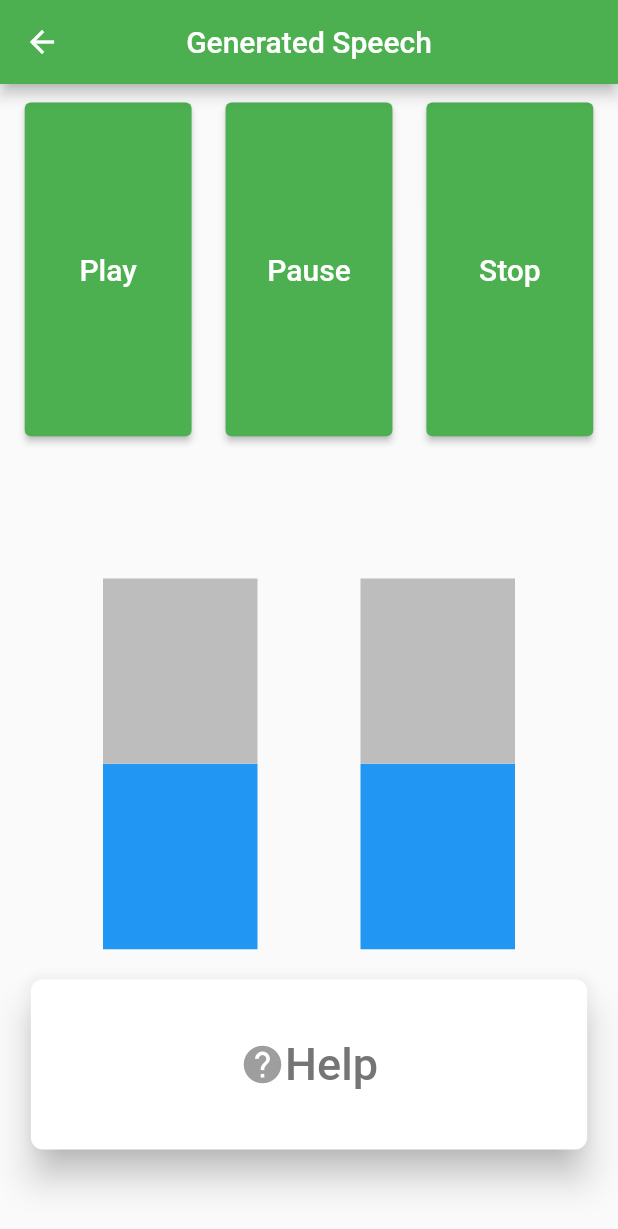
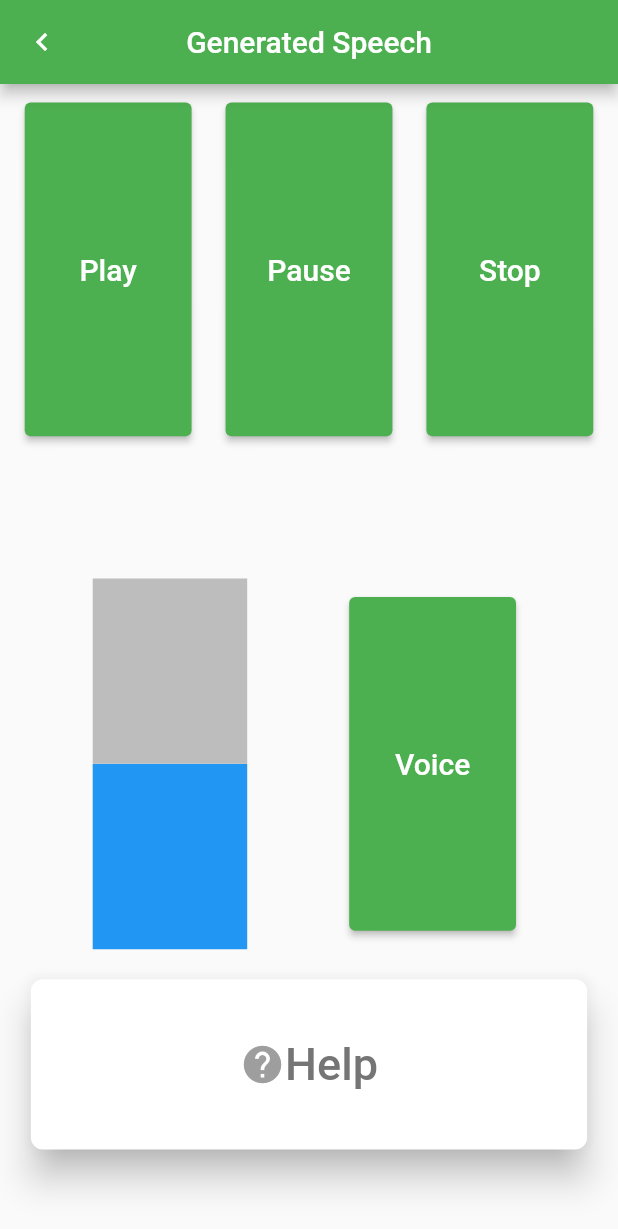
Before and after one commit to sujiv1204/design-project-ocr, a Flutter app: the screen it shows after launch, after a tap on "Repeat", on a phone screen of 412 x 824 dp. Shown: the top 1229 px of the screen. Run offline on Flutter 3.47's test engine with Material 2 defaults, Android fonts, the phone set to English and light mode, and no system bars; our stand-ins replace flutter_tts, image_picker; missing offline and left inert: flutter_vibrate, google_mlkit_text_recognition, tflite.

Commit message:
Changed pitch to voice

```diff
--- a/ocr_speech/lib/main.dart
+++ b/ocr_speech/lib/main.dart
@@ -45,6 +45,7 @@ class MyHomePage extends StatefulWidget {
 }
 
 class _MyHomePageState extends State<MyHomePage> with TickerProviderStateMixin {
+  bool ismale = true;
   bool _busy = false;
   FlutterTts ftts = FlutterTts();
   bool textScanning = false;
@@ -176,11 +177,15 @@ class _MyHomePageState extends State<MyHomePage> with TickerProviderStateMixin {
                                 shape: RoundedRectangleBorder(
                                     borderRadius: BorderRadius.circular(8.0)),
                               ),
-                              onPressed: () async {
+                              onPressed: () {
                                 Vibration("Medium");
-
+                                print('in repeat');
+                                print(scannedText);
                                 Navigator.pushNamed(context, '/speech',
-                                    arguments: {"text": scannedText});
+                                    arguments: {
+                                      "text": scannedText,
+                                      "ismale": ismale
+                                    });
                               },
                               child: Container(
                                 margin: const EdgeInsets.symmetric(
@@ -231,7 +236,7 @@ class _MyHomePageState extends State<MyHomePage> with TickerProviderStateMixin {
                       ),
                       onPressed: () {
                         Vibration("Medium");
-                        getSpeech("You are in the Home Page");
+                        getSpeech("You are in the Home Page. On the top is the camera button. At the bottom half there are two options of gallery on your left and repeat on the right to re read the image. ");
                       },
                       child: Container(
                         margin: const EdgeInsets.symmetric(
@@ -360,11 +365,13 @@ class _MyHomePageState extends State<MyHomePage> with TickerProviderStateMixin {
     textScanning = false;
     // getSpeech(scannedText);
     if (scannedText == "") {
+      scannedText = "No text found. Please take picture again";
       getSpeech("No text found. Please take picture again");
     } else {
       getSpeech("Text Found. Moving to next screen");
       if (!mounted) return;
-      Navigator.pushNamed(context, '/speech', arguments: {"text": scannedText});
+      Navigator.pushNamed(context, '/speech',
+          arguments: {"text": scannedText, "ismale": ismale});
     }
 
     setState(() {});
@@ -373,7 +380,7 @@ class _MyHomePageState extends State<MyHomePage> with TickerProviderStateMixin {
   void getSpeech(scannedText) async {
     await ftts.stop();
 //your custom configuration
-    await ftts.setLanguage("en-US");
+    //await ftts.setLanguage("en-US");
     await ftts.setSpeechRate(0.5); //speed of speech
     await ftts.setVolume(1.0); //volume of speech
     await ftts.setPitch(1); //pitc of sound
@@ -417,15 +424,46 @@ class _MyHomePageState extends State<MyHomePage> with TickerProviderStateMixin {
   @override
   void initState() {
     super.initState();
+    print('2');
     _busy = true;
 
-    loadModel().then((val) {
+    init_vibrate();
+  }
+
+  @override
+  void didChangeDependencies() async {
+    super.didChangeDependencies();
+    print('1');
+    // put your logic from initState here
+
+    await loadModel().then((val) {
       setState(() {
         _busy = false;
         scannedText = "Tflite module loded";
         print("loded");
       });
     });
-    init_vibrate();
+
+    final args = (ModalRoute.of(context)?.settings.arguments ??
+        <String, dynamic>{}) as Map;
+    print('args $args');
+    setState(() {
+      if (args.isEmpty) {
+        ismale = true;
+        scannedText = "Welcome to our application Eye to the Blind";
+        print('Inside if block');
+        print(scannedText);
+      } else {
+        ismale = args['ismale'];
+        scannedText = args['scannedText'];
+        print('Inside else block');
+        print(scannedText);
+      }
+    });
+
+    // setState(() {});
+    // if (args['ismale'] == Null)
+    //   ismale = true;
+    // else
   }
 }
--- a/ocr_speech/lib/pages/speech_page.dart
+++ b/ocr_speech/lib/pages/speech_page.dart
@@ -9,11 +9,17 @@ import 'package:flutter_tts/flutter_tts.dart';
 
 enum TtsState { play, stop, pause, completed }
 
-Iterable<Duration> Pauses = [
-  Duration(milliseconds: 100),
-  Duration(milliseconds: 500),
-  Duration(milliseconds: 700),
-];
+String Male = 'en-gb';
+String Female = 'en-us';
+
+//{name: en-us-x-tpf-local, locale: en-US}
+//{name: uk-UA-language, locale: uk-UA}
+
+// Iterable<Duration> Pauses = [
+//   Duration(milliseconds: 100),
+//   Duration(milliseconds: 500),
+//   Duration(milliseconds: 700),
+// ];
 // Iterable<Duration> Plays = [];
 // Iterable<Duration> Stops = [];
 
@@ -36,12 +42,13 @@ class SpeechPage extends StatefulWidget {
 // }
 
 class _SpeechPageState extends State<SpeechPage> {
+  bool ismale = true;
   late FlutterTts Tts;
 
   String? input_text;
   String? recognisedText;
 
-  double volume = 1.5;
+  double volume = 1.0;
   double rate = 0.5;
   double pitch = 1.0;
   TtsState state = TtsState.stop;
@@ -52,6 +59,10 @@ class _SpeechPageState extends State<SpeechPage> {
   @override
   void initState() {
     super.initState();
+    print("-------------------------");
+    print("In init function");
+    print("-------------------------");
+    //Tts.setLanguage(Male);
 
     // init_Tts();
     // init_vibrate();
@@ -63,10 +74,17 @@ class _SpeechPageState extends State<SpeechPage> {
     // put your logic from initState here
     final args = (ModalRoute.of(context)?.settings.arguments ??
         <String, dynamic>{}) as Map;
+    print(args);
     recognisedText = args['text'];
+    // if (recognisedText == ' ') {
+    //   print('In null');
+    //   recognisedText = "No Text Found, Please take picture again";
+    // }
+    ismale = args['ismale'];
     // print(recognisedText);
     init_Tts();
     init_vibrate();
+    //set_voice();
   }
 
   Feed_data() {
@@ -121,6 +139,35 @@ class _SpeechPageState extends State<SpeechPage> {
     Feed_data();
   }
 
+  // Future get_voice() async {
+  //   final voices = await Tts.getVoices;
+  //   print(voices);
+  // }
+
+  void set_voice() {
+    if (ismale) {
+      print('change to female');
+      getSpeech("Voice Changed to female");
+      setState(() {
+        Tts.setLanguage(Female);
+        ismale = false;
+      });
+    } else {
+      print('change to male');
+      getSpeech("Voice Changed to male");
+      setState(() {
+        Tts.setLanguage(Male);
+        ismale = true;
+      });
+    }
+    // var voice = await Tts.getDefaultVoice;
+    // print(voice);
+    // // print('Type :${voice.runtimeType}');
+
+    // await Tts.setLanguage('en-US');
+    // setState(() {});
+  }
+
   Future Speak() async {
     print('In speak');
     await Tts.setVolume(volume);
@@ -129,7 +176,7 @@ class _SpeechPageState extends State<SpeechPage> {
 
     await setAwaitOptions();
 
-    if (input_text != null) {
+    if (input_text != Null) {
       if (input_text!.isNotEmpty) {
         //await Future.delayed(Duration(seconds: 10));
         print('after delay');
@@ -182,8 +229,22 @@ class _SpeechPageState extends State<SpeechPage> {
           appBar: AppBar(
             title: Text('Generated Speech'),
             centerTitle: true,
+            leading: IconButton(
+                icon: Icon(Icons.chevron_left),
+                onPressed: () {
+                  Navigator.pushNamed(context, '/',
+                      arguments: {"ismale": ismale, "scannedText": input_text});
+                  Tts.stop();
+                }),
           ),
-          body: Column(
+          body: WillPopScope(
+            onWillPop: () async {
+              Navigator.pushNamed(context, '/',
+                  arguments: {"ismale": ismale, "scannedText": input_text});
+              Tts.stop();
+              return false;
+            },
+            child: Column(
               mainAxisAlignment: MainAxisAlignment.start,
               crossAxisAlignment: CrossAxisAlignment.center,
               children: [
@@ -201,6 +262,10 @@ class _SpeechPageState extends State<SpeechPage> {
                 //     textAlign: TextAlign.start,
                 //     overflow: TextOverflow.ellipsis,
                 //     style: const TextStyle(fontWeight: FontWeight.bold)),
+                // Container(
+                //   child: Button('get voice', set_voice),
+                // ),
+
                 get_state() != 'TtsState.play' ? SliderRow() : Container(),
                 Container(
                     height: responsive.BlockHeight * 15,
@@ -218,7 +283,8 @@ class _SpeechPageState extends State<SpeechPage> {
                       ),
                       onPressed: () {
                         Vibration("light");
-                      getSpeech("You are in playback page");
+                        getSpeech(
+                            "You are in playback page. On the top you have play, pause, and stop. At the second half you have speech rate slider on your left and toggle button to change voice on your right.");
                       },
                       child: Container(
                         margin: const EdgeInsets.symmetric(
@@ -240,6 +306,7 @@ class _SpeechPageState extends State<SpeechPage> {
                       ),
                     )),
               ],
+            ),
           )),
     );
   }
@@ -249,7 +316,7 @@ class _SpeechPageState extends State<SpeechPage> {
   void getSpeech(scannedText) async {
     await ftts.stop();
 //your custom configuration
-    await ftts.setLanguage("en-US");
+    //await ftts.setLanguage("en-US");
     await ftts.setSpeechRate(0.5); //speed of speech
     await ftts.setVolume(1.0); //volume of speech
     await ftts.setPitch(1.0); //pitch of sound
@@ -289,7 +356,7 @@ class _SpeechPageState extends State<SpeechPage> {
               crossAxisAlignment: CrossAxisAlignment.center,
               children: [
                 SliderWidget('rate', minRate, maxRate),
-                SliderWidget('pitch', minPitch, maxPitch),
+                Button('Voice', set_voice),
               ]),
         ));
   }
```
Lines whose indentation alone changed are shown as unchanged.
